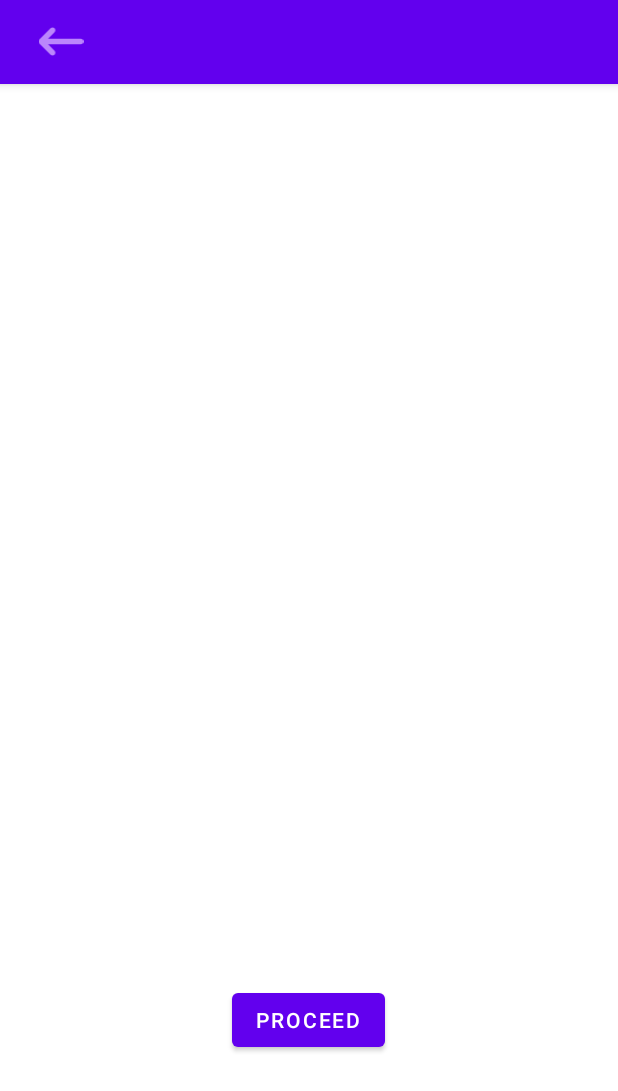
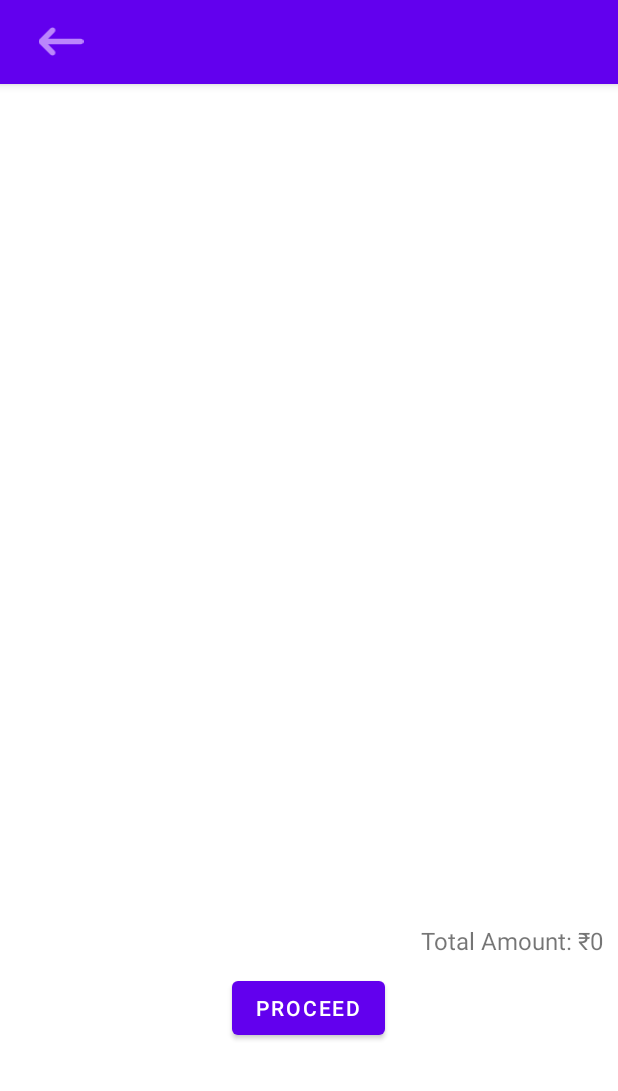
Before and after one commit to amaldevcm/AmigosForException, an Android app: the CartActivity screen opened directly, with no data from a screen before it, on a phone screen of 412 x 824 dp. Shown: the top 1091 px of the screen. Run offline under Robolectric (Android 15) with nearby library versions, the phone set to English and light mode, and no system bars; our stand-ins replace Volley.

Commit message:
Cart screen ui update

```diff
--- a/app/src/main/java/com/example/amigosforexception/CartActivity.java
+++ b/app/src/main/java/com/example/amigosforexception/CartActivity.java
@@ -30,6 +30,7 @@ import java.util.List;
 
 public class CartActivity extends AppCompatActivity {
     RecyclerView cartView;
+    TextView total;
     Button proceed;
     @Override
     protected void onCreate(Bundle savedInstanceState) {
@@ -44,6 +45,7 @@ public class CartActivity extends AppCompatActivity {
         TextView next = v.findViewById(R.id.next_item);
         ImageView backArrow = v.findViewById(R.id.back_to_scanner);
         proceed = findViewById(R.id.proceed_to_pay);
+        total = findViewById(R.id.total_amount);
 //
 //        Recycler view
         cartView = findViewById(R.id.cartRecyclerView);
@@ -65,6 +67,11 @@ public class CartActivity extends AppCompatActivity {
                 startActivity(intent);
             }
         });
+        int totalAmt = 0;
+        for(int i=0; i<data.size(); i++){
+            totalAmt += data.get(i).getPrice();
+        }
+        total.setText("Total Amount: ₹"+ String.valueOf(totalAmt));
 
         proceed.setOnClickListener(new View.OnClickListener() {
             @Override
--- a/app/src/main/java/com/example/amigosforexception/ItemDetailsActivity.java
+++ b/app/src/main/java/com/example/amigosforexception/ItemDetailsActivity.java
@@ -167,7 +167,7 @@ public class ItemDetailsActivity extends AppCompatActivity {
             if (d.get(i).getItemCode() != itemCode.getText().toString()) {
                 d.get(i).quantity += qty;
                 d.get(i).price = salePrice * d.get(i).getQuantity();
-                Toast.makeText(this, "Item present in list", Toast.LENGTH_SHORT).show();
+//                Toast.makeText(this, "Item present in list", Toast.LENGTH_SHORT).show();
                 itemAdded = true;
                 break;
             }
--- a/app/src/main/res/layout/activity_cart.xml
+++ b/app/src/main/res/layout/activity_cart.xml
@@ -11,8 +11,19 @@
     <androidx.recyclerview.widget.RecyclerView
         android:id="@+id/cartRecyclerView"
         android:layout_width="match_parent"
-        android:layout_height="600dp"
-        android:padding="10dp"        />
+        android:layout_height="550dp"
+        android:padding="10dp">
+
+    </androidx.recyclerview.widget.RecyclerView>
+
+    <TextView
+        android:id="@+id/total_amount"
+        android:layout_width="wrap_content"
+        android:layout_height="wrap_content"
+        android:layout_gravity="right"
+        android:padding="10dp"
+        android:text="Total Amount: ₹0"
+        android:textSize="16sp" />
 
     <Button
         android:id="@+id/proceed_to_pay"
```
Also changed, not shown: app/src/main/java/com/example/amigosforexception/MainActivity.java (+19 -0 lines).
